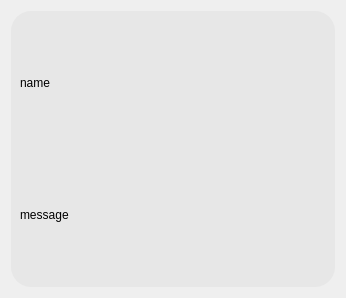
First picture: the form in src/widgets/basics/chatbubble.ui, repository paparazzi/PprzGCS, before the edit.
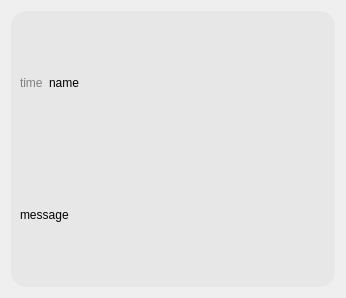
Second picture: the form after the edit.

Commit message: Update chatbubble layout and combine messages

```diff
--- a/src/widgets/basics/chatbubble.ui
+++ b/src/widgets/basics/chatbubble.ui
@@ -29,7 +29,7 @@
       </sizepolicy>
      </property>
      <property name="styleSheet">
-      <string notr="true">.QFrame{background-color: rgba(200,200,200,50); border-radius: 20px;}</string>
+      <string notr="true">.QFrame{background-color: rgba(200,200,200,50); border-radius: 15px;}</string>
      </property>
      <property name="frameShape">
       <enum>QFrame::Panel</enum>
@@ -42,6 +42,30 @@
        <enum>QLayout::SetDefaultConstraint</enum>
       </property>
       <item>
+       <layout class="QHBoxLayout" name="title_bar">
+        <property name="sizeConstraint">
+        <enum>QLayout::SetDefaultConstraint</enum>
+        </property>
+        <item>
+            <widget class="QLabel" name="time_label">
+                <property name="sizePolicy">
+                  <sizepolicy hsizetype="Minimum" vsizetype="Preferred">
+                  <horstretch>0</horstretch>
+                  <verstretch>0</verstretch>
+                  </sizepolicy>
+                </property>
+                <property name="styleSheet">
+                <string notr="true">color: grey;</string>
+                </property>
+                <property name="text">
+                <string>time</string>
+                </property>
+                <property name="alignment">
+                <set>Qt::AlignLeading|Qt::AlignLeft|Qt::AlignVCenter</set>
+                </property>
+            </widget>
+        </item>
+        <item>
        <widget class="QLabel" name="name_label">
         <property name="sizePolicy">
          <sizepolicy hsizetype="Expanding" vsizetype="Preferred">
@@ -56,6 +80,8 @@
          <set>Qt::AlignLeading|Qt::AlignLeft|Qt::AlignVCenter</set>
         </property>
        </widget>
+        </item>
+       </layout>
       </item>
       <item>
        <widget class="QLabel" name="message_label">
```
Lines whose indentation alone changed are shown as unchanged. The commit also changes 3 other files.
